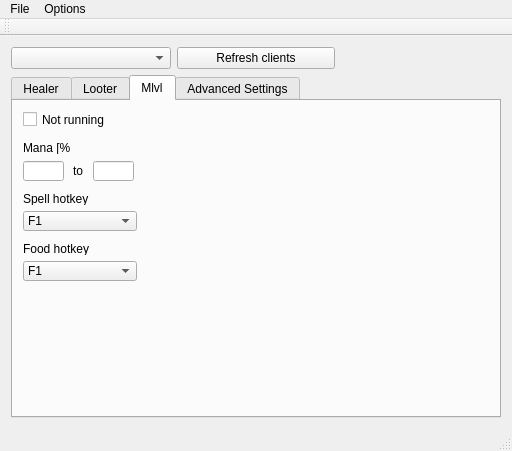
stryku/amb, file gui/AlmostManualBot/mainwindow.ui: the form before one commit.
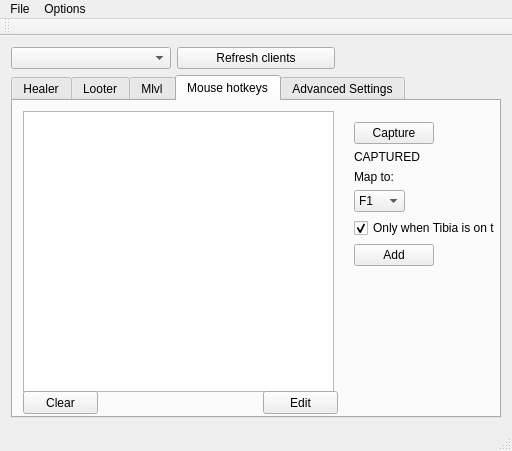
The form after the commit.

Commit message: created gui for mouse hotkeys

```diff
--- a/gui/AlmostManualBot/mainwindow.ui
+++ b/gui/AlmostManualBot/mainwindow.ui
@@ -28,7 +28,7 @@
     <item row="1" column="0" colspan="3">
      <widget class="QTabWidget" name="tabWidget">
       <property name="currentIndex">
-       <number>2</number>
+       <number>3</number>
       </property>
       <widget class="QWidget" name="tabHealer">
        <attribute name="title">
@@ -697,6 +697,170 @@
         </property>
        </widget>
       </widget>
+      <widget class="QWidget" name="tabMouseHotkeys">
+       <attribute name="title">
+        <string>Mouse hotkeys</string>
+       </attribute>
+       <widget class="QTableView" name="tableView">
+        <property name="geometry">
+         <rect>
+          <x>10</x>
+          <y>10</y>
+          <width>311</width>
+          <height>281</height>
+         </rect>
+        </property>
+       </widget>
+       <widget class="QPushButton" name="pushButtonMouseHotkeysClear">
+        <property name="geometry">
+         <rect>
+          <x>10</x>
+          <y>290</y>
+          <width>75</width>
+          <height>23</height>
+         </rect>
+        </property>
+        <property name="text">
+         <string>Clear</string>
+        </property>
+       </widget>
+       <widget class="QPushButton" name="pushButtonMouseHotkeysEdit">
+        <property name="geometry">
+         <rect>
+          <x>250</x>
+          <y>290</y>
+          <width>75</width>
+          <height>23</height>
+         </rect>
+        </property>
+        <property name="text">
+         <string>Edit</string>
+        </property>
+       </widget>
+       <widget class="QWidget" name="">
+        <property name="geometry">
+         <rect>
+          <x>330</x>
+          <y>10</y>
+          <width>151</width>
+          <height>211</height>
+         </rect>
+        </property>
+        <layout class="QFormLayout" name="formLayout_2">
+         <item row="0" column="0">
+          <widget class="QPushButton" name="pushButtonMouseHotkeysCapture">
+           <property name="text">
+            <string>Capture</string>
+           </property>
+          </widget>
+         </item>
+         <item row="2" column="0">
+          <widget class="QLabel" name="label_22">
+           <property name="text">
+            <string>Map to:</string>
+           </property>
+          </widget>
+         </item>
+         <item row="3" column="0">
+          <widget class="QComboBox" name="comboBoxMouseHotkeysHotkey">
+           <item>
+            <property name="text">
+             <string>F1</string>
+            </property>
+           </item>
+           <item>
+            <property name="text">
+             <string>F2</string>
+            </property>
+           </item>
+           <item>
+            <property name="text">
+             <string>F3</string>
+            </property>
+           </item>
+           <item>
+            <property name="text">
+             <string>F4</string>
+            </property>
+           </item>
+           <item>
+            <property name="text">
+             <string>F5</string>
+            </property>
+           </item>
+           <item>
+            <property name="text">
+             <string>F6</string>
+            </property>
+           </item>
+           <item>
+            <property name="text">
+             <string>F7</string>
+            </property>
+           </item>
+           <item>
+            <property name="text">
+             <string>F8</string>
+            </property>
+           </item>
+           <item>
+            <property name="text">
+             <string>F9</string>
+            </property>
+           </item>
+           <item>
+            <property name="text">
+             <string>F10</string>
+            </property>
+           </item>
+           <item>
+            <property name="text">
+             <string>F11</string>
+            </property>
+           </item>
+           <item>
+            <property name="text">
+             <string>F12</string>
+            </property>
+           </item>
+          </widget>
+         </item>
+         <item row="4" column="0">
+          <widget class="QCheckBox" name="checkBoxMouseHotkeysOnlyWhenTibiaIsOnTop">
+           <property name="mouseTracking">
+            <bool>false</bool>
+           </property>
+           <property name="toolTip">
+            <string>&lt;html&gt;&lt;head/&gt;&lt;body&gt;&lt;p&gt;Press hotkey only if Tibia's client is on foreground&lt;/p&gt;&lt;/body&gt;&lt;/html&gt;</string>
+           </property>
+           <property name="text">
+            <string>Only when Tibia is on top</string>
+           </property>
+           <property name="checked">
+            <bool>true</bool>
+           </property>
+          </widget>
+         </item>
+         <item row="1" column="0">
+          <widget class="QLabel" name="labelMouseHotkeysCaptured">
+           <property name="text">
+            <string>CAPTURED</string>
+           </property>
+          </widget>
+         </item>
+         <item row="5" column="0">
+          <widget class="QPushButton" name="pushButtonMouseHotkeysAdd">
+           <property name="mouseTracking">
+            <bool>false</bool>
+           </property>
+           <property name="text">
+            <string>Add</string>
+           </property>
+          </widget>
+         </item>
+        </layout>
+       </widget>
+      </widget>
       <widget class="QWidget" name="tabAdvancedSettings">
        <attribute name="title">
         <string>Advanced Settings</string>
```
Left out of the diff: 3 changed lines with no effect on the pictures. The commit also changes 3 other files.
